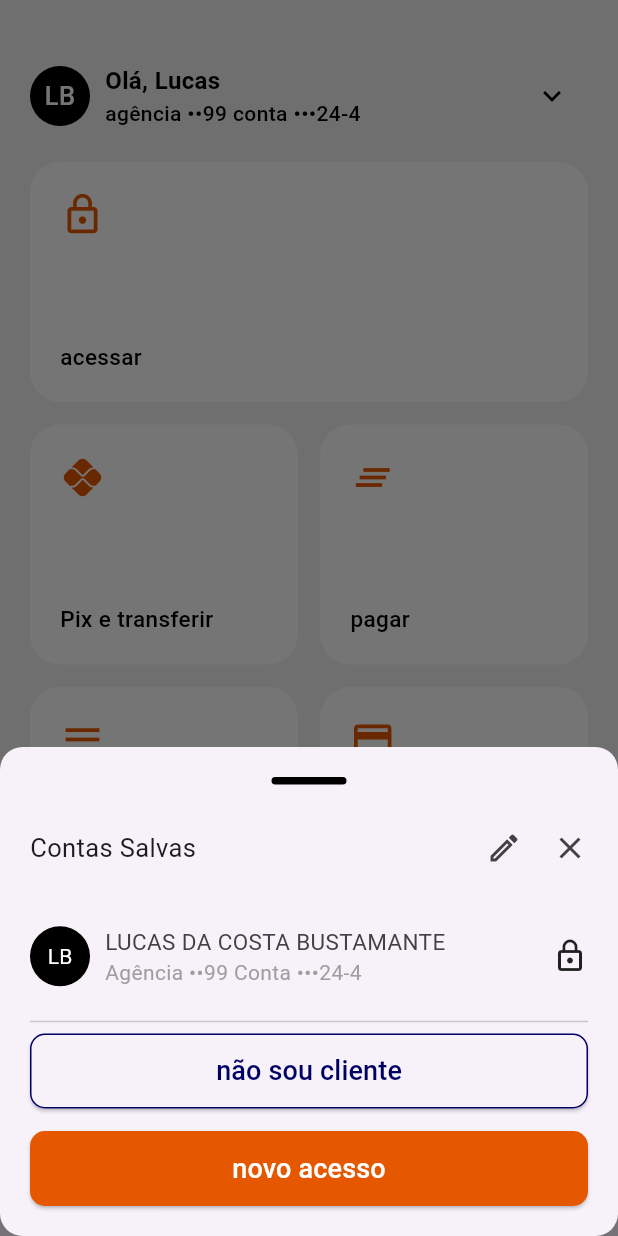
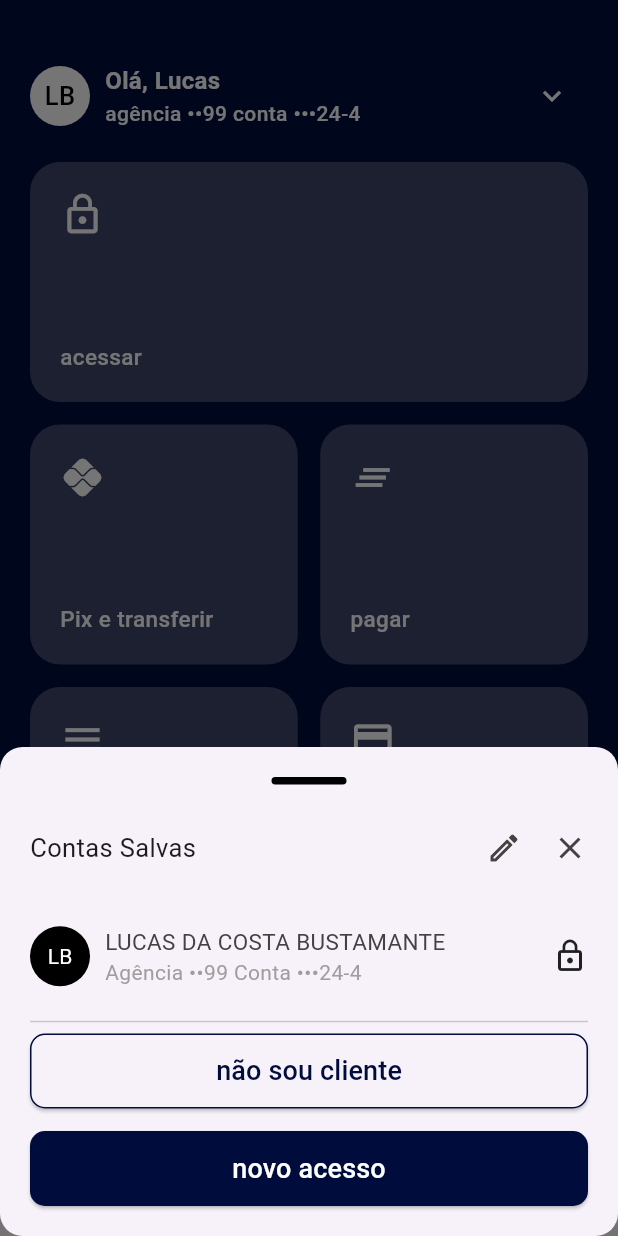
Before and after one commit to lucasbustamante/Bitau, a Flutter app: the screen it shows after launch, after a tap on the "keyboard arrow down" icon, on a phone screen of 412 x 824 dp. Run offline on Flutter 3.47's test engine with Material 3 defaults, Android fonts, the phone set to English and light mode, and no system bars; our stand-ins replace flutter_blue, get.

Commit message:
varejo > person

```diff
--- a/lib/controller/colors.dart
+++ b/lib/controller/colors.dart
@@ -1,6 +1,6 @@
 import 'package:flutter/material.dart';
 
-const kItauBlueColor = Color(0xff000064);
+const kItauBlueColor = Color(0xff000C3C);
 const kOrangeDarkColor = Color(0xffE55800);
 const kPrimaryColor = Color(0xffFF6201);
 const kSecondaryColor = Color(0xffFE7924);
--- a/lib/loginPage.dart
+++ b/lib/loginPage.dart
@@ -37,14 +37,7 @@ class _LoginPageState extends State<LoginPage> {
       body: SingleChildScrollView(
         child: Container(
           decoration: BoxDecoration(
-            gradient: LinearGradient(
-              begin: Alignment.topCenter,
-              end: Alignment.bottomCenter,
-              colors: [
-                kPrimaryColor,
-                kSecondaryColor,
-              ],
-            ),
+            color:  kItauBlueColor,
           ),
           padding: EdgeInsets.symmetric(horizontal: 20),
           height: MediaQuery.of(context).size.height,
@@ -164,7 +157,7 @@ class _LoginPageState extends State<LoginPage> {
                         SizedBox(height: 20),
                         ElevatedButton(
                           style: ElevatedButton.styleFrom(
-                            primary: _isAgenciaFilled && _isContaFilled ? kPrimaryColor : kDisableColor,
+                            primary: _isAgenciaFilled && _isContaFilled ? kItauBlueColor : kDisableColor,
                             minimumSize: Size(MediaQuery.of(context).size.width, 50),
                             shape: RoundedRectangleBorder(
                              borderRadius: BorderRadius.circular(10)
--- a/lib/userPage.dart
+++ b/lib/userPage.dart
@@ -137,7 +137,7 @@ class _UserPageState extends State<UserPage> {
       body: SingleChildScrollView(
         child: Container(
           decoration: BoxDecoration(
-              color: kBackGroundIntroPage,
+              color: kItauBlueColor,
           ),
           child: Padding(
             padding: const EdgeInsets.symmetric(vertical: 40, horizontal: 20),
@@ -153,10 +153,10 @@ class _UserPageState extends State<UserPage> {
                           height: 40,
                           decoration: BoxDecoration(
                             shape: BoxShape.circle,
-                            color: Colors.black,
+                            color: Colors.white,
                           ),
                           child: Center(child: Text("LB", style: TextStyle(fontSize: 17,
-                              color: Colors.white, fontWeight: FontWeight.w500))),
+                              color: Colors.black, fontWeight: FontWeight.w500))),
                         ),
                         SizedBox(width: 10),
                         Column(
@@ -164,11 +164,11 @@ class _UserPageState extends State<UserPage> {
                           children: [
                             Text(
                               "Olá, Lucas",
-                              style: TextStyle(color: Colors.black, fontWeight: FontWeight.bold, fontSize: 16),
+                              style: TextStyle(color: Colors.white, fontWeight: FontWeight.bold, fontSize: 16),
                             ),
                             Text(
                               "agência ••99 conta •••24-4",
-                              style: TextStyle(color: Colors.black, fontWeight: FontWeight.w500, fontSize: 14),
+                              style: TextStyle(color: Colors.white, fontWeight: FontWeight.w500, fontSize: 14),
                             ),
                           ],
                         ),
@@ -184,7 +184,7 @@ class _UserPageState extends State<UserPage> {
                           },
                         );
                       },
-                      icon: Icon(Icons.keyboard_arrow_down, color: Colors.black),
+                      icon: Icon(Icons.keyboard_arrow_down, color: Colors.white),
                     )
                   ],
                 ),
--- a/lib/widgets/bottomsheet.dart
+++ b/lib/widgets/bottomsheet.dart
@@ -106,7 +106,7 @@ class Bottom_Sheet extends StatelessWidget {
               ElevatedButton(
                 style: ElevatedButton.styleFrom(
                     minimumSize: Size(MediaQuery.of(context).size.width, 50),
-                    primary: kOrangeDarkColor,
+                    primary: kItauBlueColor,
                     shape: RoundedRectangleBorder(
 
                         borderRadius: BorderRadius.circular(10)
--- a/lib/widgets/containerWidgets.dart
+++ b/lib/widgets/containerWidgets.dart
@@ -18,7 +18,7 @@ class ContainerWidget extends StatelessWidget {
         width: MediaQuery.of(context).size.width,
         decoration: BoxDecoration(
             borderRadius: BorderRadius.circular(20),
-            color: kBackgroundColor
+            color: Colors.white24
         ),
         child: Padding(
           padding: const EdgeInsets.all(20),
@@ -26,8 +26,8 @@ class ContainerWidget extends StatelessWidget {
             crossAxisAlignment: CrossAxisAlignment.start,
             mainAxisAlignment: MainAxisAlignment.spaceBetween,
             children: [
-              Icon(icon, color: kOrangeDarkColor, size: 30,),
-              Text(title, style: TextStyle(color: Colors.black, fontSize: 15, fontWeight: FontWeight.w500),)
+              Icon(icon, color: Colors.white, size: 30,),
+              Text(title, style: TextStyle(color: Colors.white, fontSize: 15, fontWeight: FontWeight.w500),)
             ],
           ),
         ),
```
Also changed, not shown: 2 other files.
